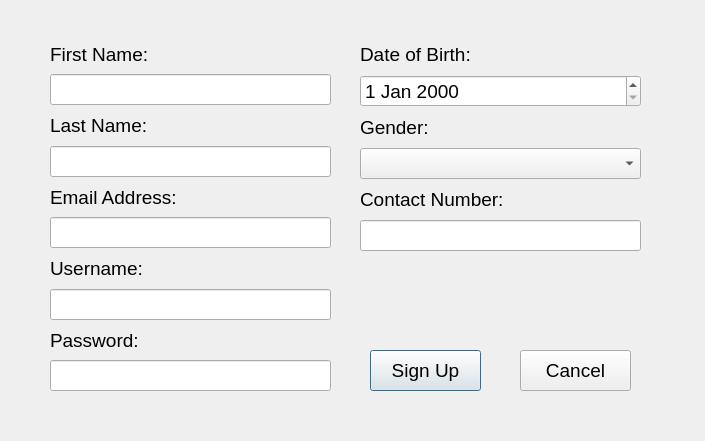
Qt form Source Code/UI/signup.ui (mjmbalilo/COE125_C2_Chibz) before a commit.
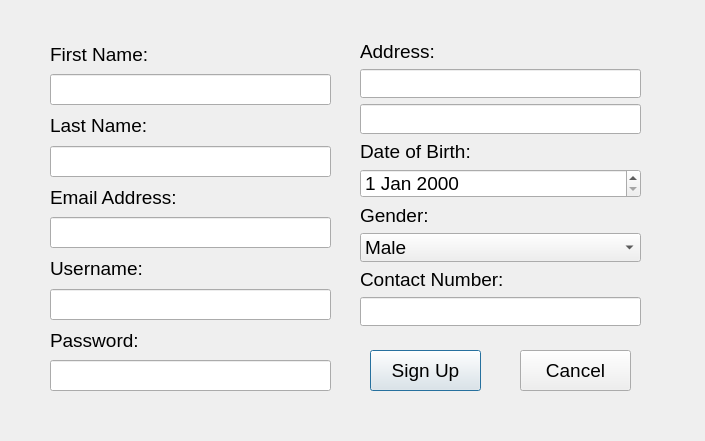
The same form after that commit.

The edit to the form file:
```diff
--- a/Source Code/UI/signup.ui
+++ b/Source Code/UI/signup.ui
@@ -136,10 +136,40 @@
      <x>360</x>
      <y>40</y>
      <width>281</width>
-     <height>211</height>
+     <height>287</height>
     </rect>
    </property>
    <layout class="QVBoxLayout" name="verticalLayout_2">
+    <item>
+     <widget class="QLabel" name="label_9">
+      <property name="font">
+       <font>
+        <pointsize>14</pointsize>
+       </font>
+      </property>
+      <property name="text">
+       <string>Address:</string>
+      </property>
+     </widget>
+    </item>
+    <item>
+     <widget class="QLineEdit" name="txtAddress1">
+      <property name="font">
+       <font>
+        <pointsize>14</pointsize>
+       </font>
+      </property>
+     </widget>
+    </item>
+    <item>
+     <widget class="QLineEdit" name="txtAddress2">
+      <property name="font">
+       <font>
+        <pointsize>14</pointsize>
+       </font>
+      </property>
+     </widget>
+    </item>
     <item>
      <widget class="QLabel" name="label_5">
       <property name="font">
@@ -180,6 +210,19 @@
         <pointsize>14</pointsize>
        </font>
       </property>
+      <property name="currentText">
+       <string>Male</string>
+      </property>
+      <item>
+       <property name="text">
+        <string>Male</string>
+       </property>
+      </item>
+      <item>
+       <property name="text">
+        <string>Female</string>
+       </property>
+      </item>
      </widget>
     </item>
     <item>
```
Left out of the diff: 4 changed lines with no effect on the pictures.
